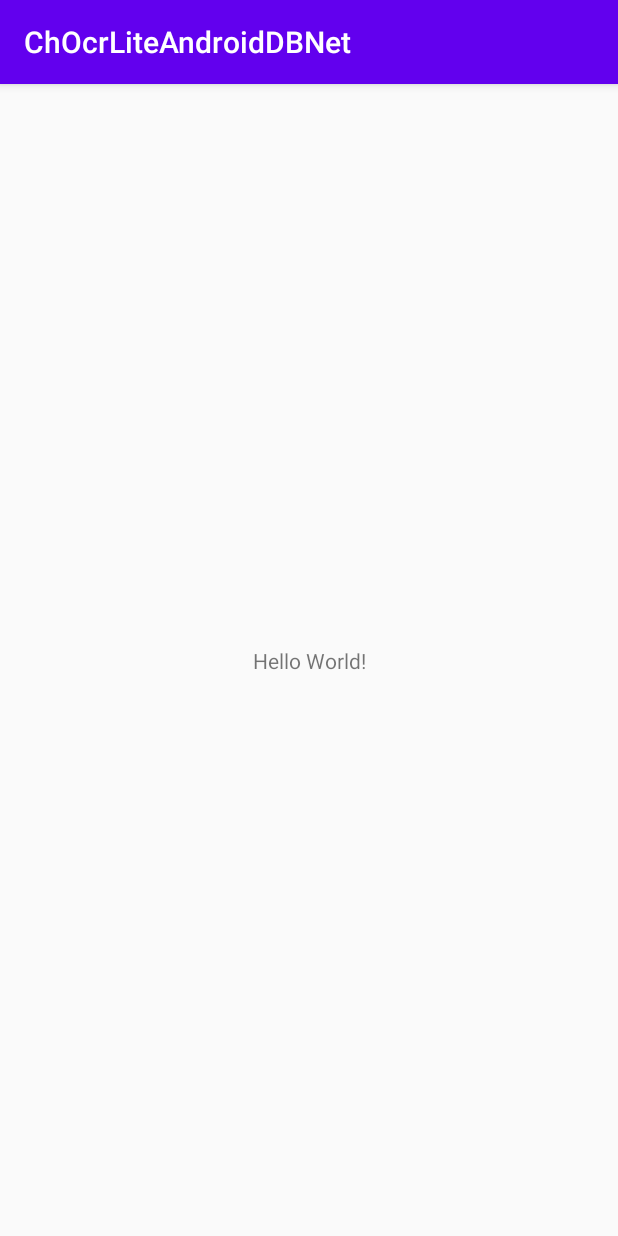
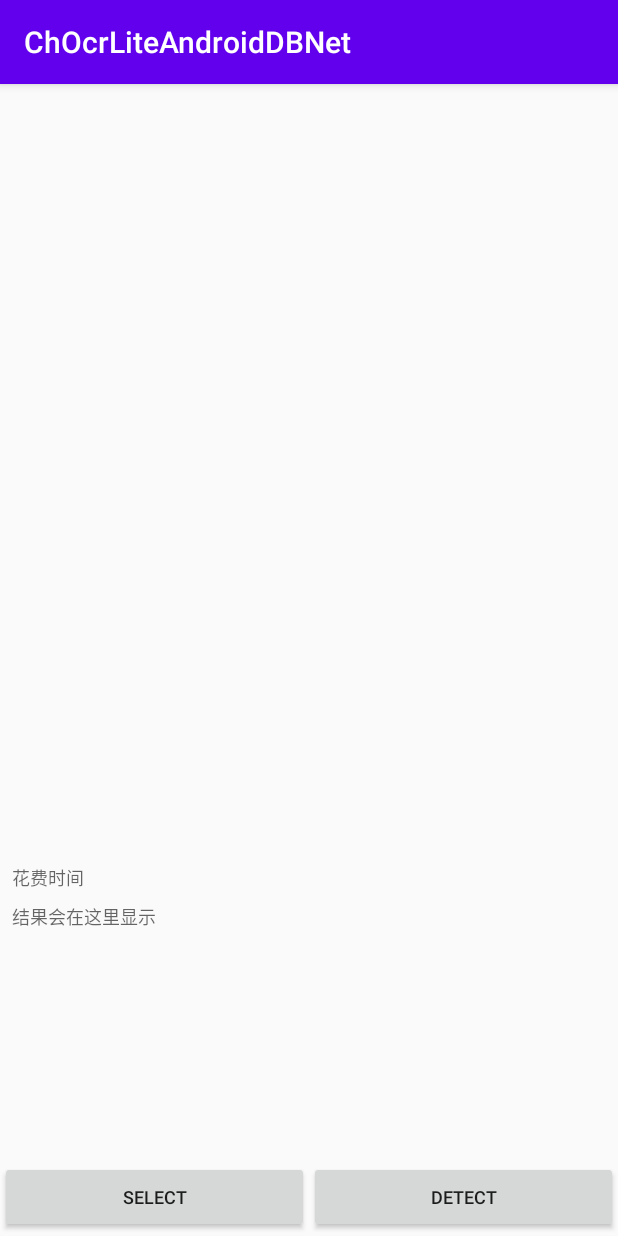
Before and after one commit to benjaminwan/ChOcrLiteAndroidDBNet, an Android app: the screen it shows after launch (MainActivity), on a phone screen of 412 x 824 dp. Run offline under Robolectric (Android 15) with nearby library versions, the phone set to English and light mode, and no system bars.

Commit message:
选择图片

```diff
--- a/app/src/main/java/com/benjaminwan/ocr/MainActivity.kt
+++ b/app/src/main/java/com/benjaminwan/ocr/MainActivity.kt
@@ -1,11 +1,62 @@
 package com.benjaminwan.ocr
 
+import android.app.Activity
+import android.content.Intent
+import android.graphics.Bitmap
 import androidx.appcompat.app.AppCompatActivity
 import android.os.Bundle
+import android.text.method.ScrollingMovementMethod
+import android.view.View
+import com.bumptech.glide.Glide
+import com.bumptech.glide.load.engine.DiskCacheStrategy
+import com.bumptech.glide.request.RequestOptions
+import kotlinx.android.synthetic.main.activity_main.*
 
-class MainActivity : AppCompatActivity() {
+class MainActivity : AppCompatActivity(), View.OnClickListener {
+
+    private var selectedImg: Bitmap? = null
+
     override fun onCreate(savedInstanceState: Bundle?) {
         super.onCreate(savedInstanceState)
         setContentView(R.layout.activity_main)
+        resultTV.movementMethod = ScrollingMovementMethod.getInstance()
+        selectBtn.setOnClickListener(this)
+        detectBtn.setOnClickListener(this)
     }
+
+    override fun onClick(view: View?) {
+        view ?: return
+        when (view.id) {
+            R.id.selectBtn -> {
+                val intent = Intent(Intent.ACTION_PICK).apply {
+                    type = "image/*"
+                }
+                startActivityForResult(
+                    intent, REQUEST_SELECT_IMAGE
+                )
+            }
+            R.id.detectBtn -> {
+
+            }
+            else -> {
+            }
+        }
+    }
+
+    override fun onActivityResult(requestCode: Int, resultCode: Int, data: Intent?) {
+        super.onActivityResult(requestCode, resultCode, data)
+        data ?: return
+        if (resultCode == Activity.RESULT_OK && requestCode == REQUEST_SELECT_IMAGE) {
+            val imgUri = data.data ?: return
+            val options =
+                RequestOptions().skipMemoryCache(true).diskCacheStrategy(DiskCacheStrategy.NONE)
+            Glide.with(this).load(imgUri).apply(options).into(imageView)
+            selectedImg = decodeUri(imgUri)
+        }
+    }
+
+    companion object {
+        const val REQUEST_SELECT_IMAGE = 666
+    }
+
 }
--- a/app/src/main/res/layout/activity_main.xml
+++ b/app/src/main/res/layout/activity_main.xml
@@ -1,18 +1,57 @@
 <?xml version="1.0" encoding="utf-8"?>
-<androidx.constraintlayout.widget.ConstraintLayout xmlns:android="http://schemas.android.com/apk/res/android"
+<LinearLayout xmlns:android="http://schemas.android.com/apk/res/android"
     xmlns:app="http://schemas.android.com/apk/res-auto"
     xmlns:tools="http://schemas.android.com/tools"
     android:layout_width="match_parent"
     android:layout_height="match_parent"
+    android:orientation="vertical"
     tools:context=".MainActivity">
 
+    <ImageView
+        android:id="@+id/imageView"
+        android:layout_width="match_parent"
+        android:layout_height="0dp"
+        android:layout_weight="1" />
+
     <TextView
-        android:layout_width="wrap_content"
+        android:id="@+id/timeTV"
+        android:layout_width="match_parent"
         android:layout_height="wrap_content"
-        android:text="Hello World!"
-        app:layout_constraintBottom_toBottomOf="parent"
-        app:layout_constraintLeft_toLeftOf="parent"
-        app:layout_constraintRight_toRightOf="parent"
-        app:layout_constraintTop_toTopOf="parent" />
+        android:hint="花费时间"
+        android:paddingLeft="8dp"
+        android:paddingRight="8dp"
+        android:textSize="12sp" />
 
-</androidx.constraintlayout.widget.ConstraintLayout>
+    <TextView
+        android:id="@+id/resultTV"
+        android:layout_width="match_parent"
+        android:layout_height="180dp"
+        android:hint="结果会在这里显示"
+        android:padding="8dp"
+        android:textSize="12sp" />
+
+    <LinearLayout
+        android:layout_width="match_parent"
+        android:layout_height="wrap_content"
+        android:layout_marginBottom="2dp"
+        android:orientation="horizontal">
+
+        <Button
+            android:id="@+id/selectBtn"
+            android:layout_width="0dp"
+            android:layout_height="wrap_content"
+            android:layout_weight="1"
+            android:text="select"
+            android:textSize="12sp" />
+
+        <Button
+            android:id="@+id/detectBtn"
+            android:layout_width="0dp"
+            android:layout_height="wrap_content"
+            android:layout_weight="1"
+            android:text="detect"
+            android:textSize="12sp" />
+    </LinearLayout>
+
+
+</LinearLayout>
```
Also changed, not shown: app/build.gradle (+9 -4 lines), app/src/main/java/com/benjaminwan/ocr/BitmapUtils.kt (added, +17 -0 lines).
